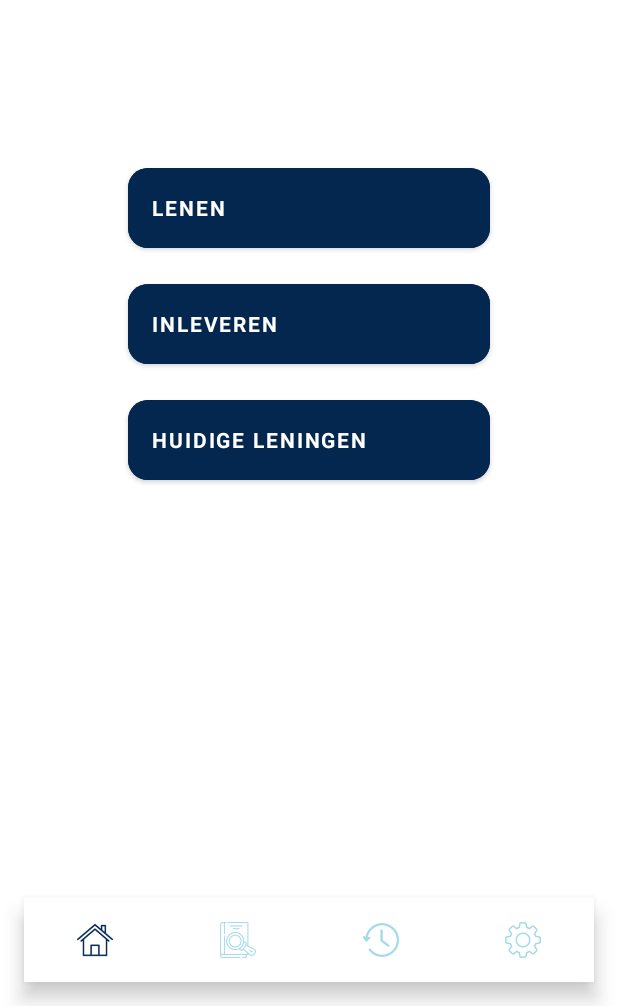
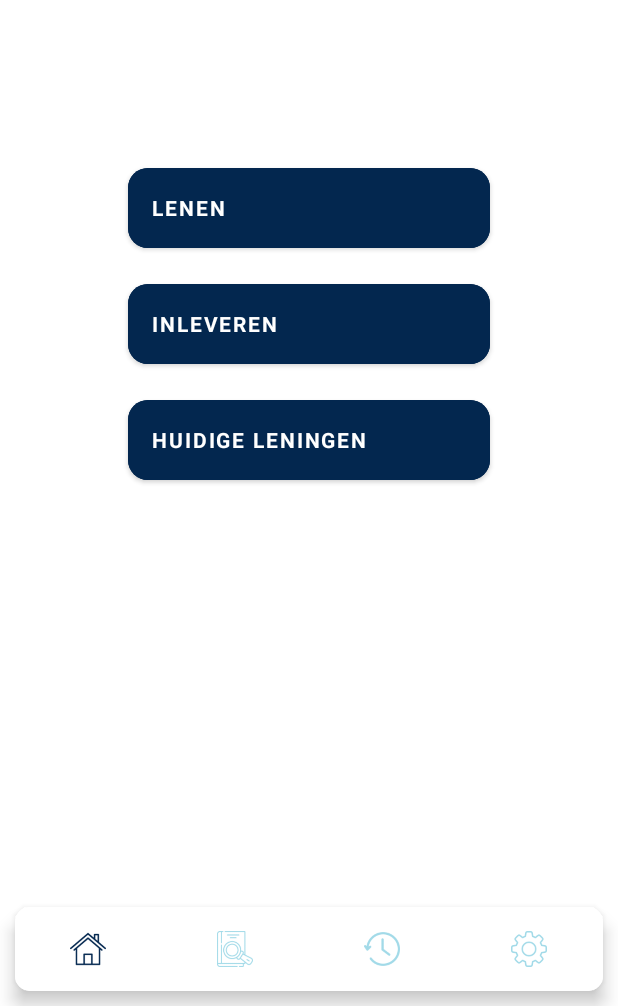
Before and after one commit to DanielleMelis14/AdAKnowledgeHubApp, an Android app: the MainActivity screen opened directly, with no data from a screen before it, on a phone screen of 412 x 824 dp, the part 230-1236 px from its top. Run offline under Robolectric (Android 15) with nearby library versions, the phone set to English and light mode, and no system bars; our stand-ins replace navigation-ui; network calls fail; Roboto replaces fonts that are not available here.

Commit message:
changed bottom navigation bar

```diff
--- a/app/src/main/res/drawable/bottom_navigation_background.xml
+++ /dev/null
@@ -1,4 +0,0 @@
-<?xml version="1.0" encoding="utf-8"?>
-<shape xmlns:android="http://schemas.android.com/apk/res/android">
-    <solid android:color="@color/ada_grey"/>
-</shape>
--- a/app/src/main/res/layout/activity_main.xml
+++ b/app/src/main/res/layout/activity_main.xml
@@ -1,36 +1,45 @@
 <?xml version="1.0" encoding="utf-8"?>
 <androidx.constraintlayout.widget.ConstraintLayout xmlns:android="http://schemas.android.com/apk/res/android"
     xmlns:app="http://schemas.android.com/apk/res-auto"
+    xmlns:tools="http://schemas.android.com/tools"
     android:id="@+id/container"
     android:layout_width="match_parent"
     android:layout_height="match_parent">
 
-    <com.google.android.material.bottomnavigation.BottomNavigationView
-        android:id="@+id/nav_view"
+    <androidx.cardview.widget.CardView
+        android:id="@+id/cardView"
         android:layout_width="match_parent"
         android:layout_height="wrap_content"
-        android:layout_marginLeft="16dp"
-        android:layout_marginRight="16dp"
-        android:layout_marginBottom="16dp"
-        android:elevation="8dp"
-        android:background="@drawable/bottom_navigation_background"
-        app:itemIconTint="@drawable/bottom_navigation_color_selector"
-        app:labelVisibilityMode="unlabeled"
+        android:layout_marginStart="10dp"
+        android:layout_marginEnd="10dp"
+        android:layout_marginBottom="10dp"
+        app:cardCornerRadius="10dp"
+        app:cardElevation="7dp"
         app:layout_constraintBottom_toBottomOf="parent"
-        app:layout_constraintLeft_toLeftOf="parent"
-        app:layout_constraintRight_toRightOf="parent"
-        app:menu="@menu/bottom_nav_menu" />
+        app:layout_constraintEnd_toEndOf="parent"
+        app:layout_constraintStart_toStartOf="parent">
+
+        <com.google.android.material.bottomnavigation.BottomNavigationView
+            android:id="@+id/nav_view"
+            android:layout_width="match_parent"
+            android:layout_height="wrap_content"
+            app:itemIconTint="@drawable/bottom_navigation_color_selector"
+            app:labelVisibilityMode="unlabeled"
+            app:menu="@menu/bottom_nav_menu" />
+    </androidx.cardview.widget.CardView>
 
     <fragment
         android:id="@+id/nav_host_fragment_activity_main"
         android:name="androidx.navigation.fragment.NavHostFragment"
         android:layout_width="match_parent"
-        android:layout_height="match_parent"
+        android:layout_height="0dp"
         app:defaultNavHost="true"
+        app:layout_constraintBottom_toTopOf="@+id/cardView"
         app:layout_constraintHorizontal_bias="0.0"
         app:layout_constraintLeft_toLeftOf="parent"
         app:layout_constraintRight_toRightOf="parent"
         app:layout_constraintTop_toTopOf="parent"
+        app:layout_constraintVertical_bias="0.0"
         app:navGraph="@navigation/mobile_navigation" />
 
 </androidx.constraintlayout.widget.ConstraintLayout>
```
